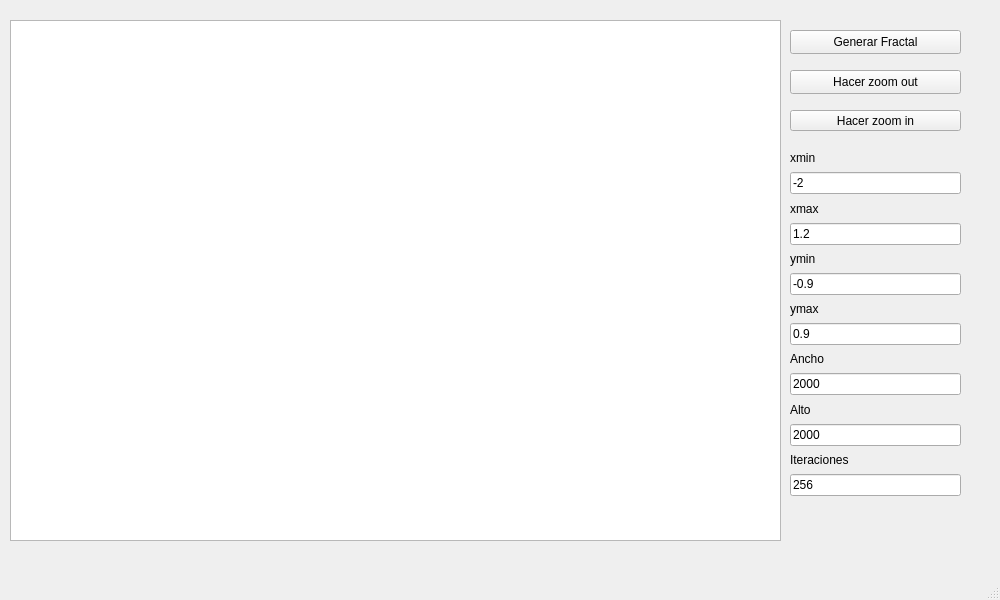
Old version of the form MandelbrotGUI.ui in the repository Gonzml1/Boundary.
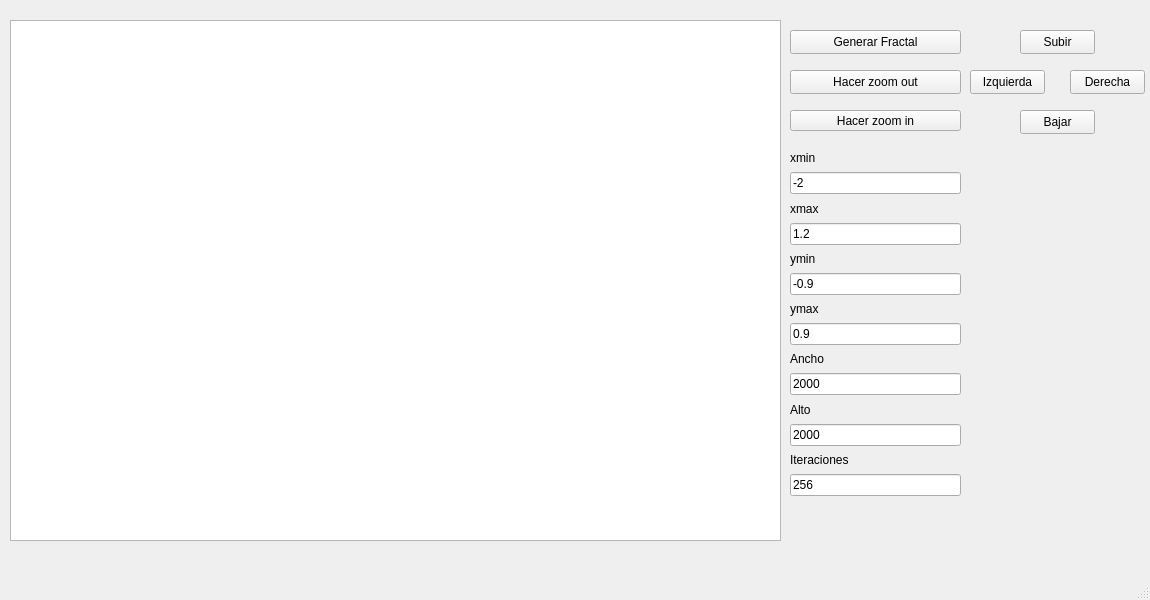
New version of the form.

```diff
--- a/MandelbrotGUI.ui
+++ b/MandelbrotGUI.ui
@@ -6,7 +6,7 @@
    <rect>
     <x>0</x>
     <y>0</y>
-    <width>1000</width>
+    <width>1150</width>
     <height>600</height>
    </rect>
   </property>
@@ -173,6 +173,58 @@
      <string>Hacer zoom out</string>
     </property>
    </widget>
+   <widget class="QPushButton" name="boton_subir">
+    <property name="geometry">
+     <rect>
+      <x>1020</x>
+      <y>30</y>
+      <width>75</width>
+      <height>24</height>
+     </rect>
+    </property>
+    <property name="text">
+     <string>Subir</string>
+    </property>
+   </widget>
+   <widget class="QPushButton" name="boton_derecha">
+    <property name="geometry">
+     <rect>
+      <x>1070</x>
+      <y>70</y>
+      <width>75</width>
+      <height>24</height>
+     </rect>
+    </property>
+    <property name="text">
+     <string>Derecha</string>
+    </property>
+   </widget>
+   <widget class="QPushButton" name="boton_izquierda">
+    <property name="geometry">
+     <rect>
+      <x>970</x>
+      <y>70</y>
+      <width>75</width>
+      <height>24</height>
+     </rect>
+    </property>
+    <property name="text">
+     <string>Izquierda</string>
+    </property>
+   </widget>
+   <widget class="QPushButton" name="boton_bajar">
+    <property name="geometry">
+     <rect>
+      <x>1020</x>
+      <y>110</y>
+      <width>75</width>
+      <height>24</height>
+     </rect>
+    </property>
+    <property name="text">
+     <string>Bajar</string>
+    </property>
+   </widget>
   </widget>
   <widget class="QMenuBar" name="menubar">
    <property name="geometry">
```
Left out of the diff: 8 changed lines with no effect on the pictures.
